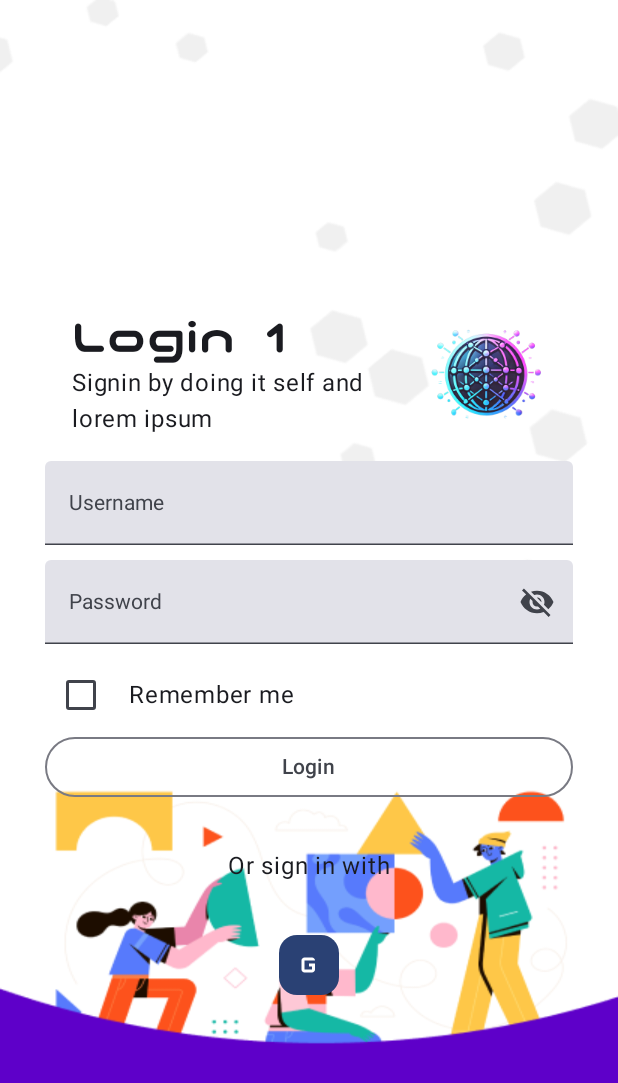
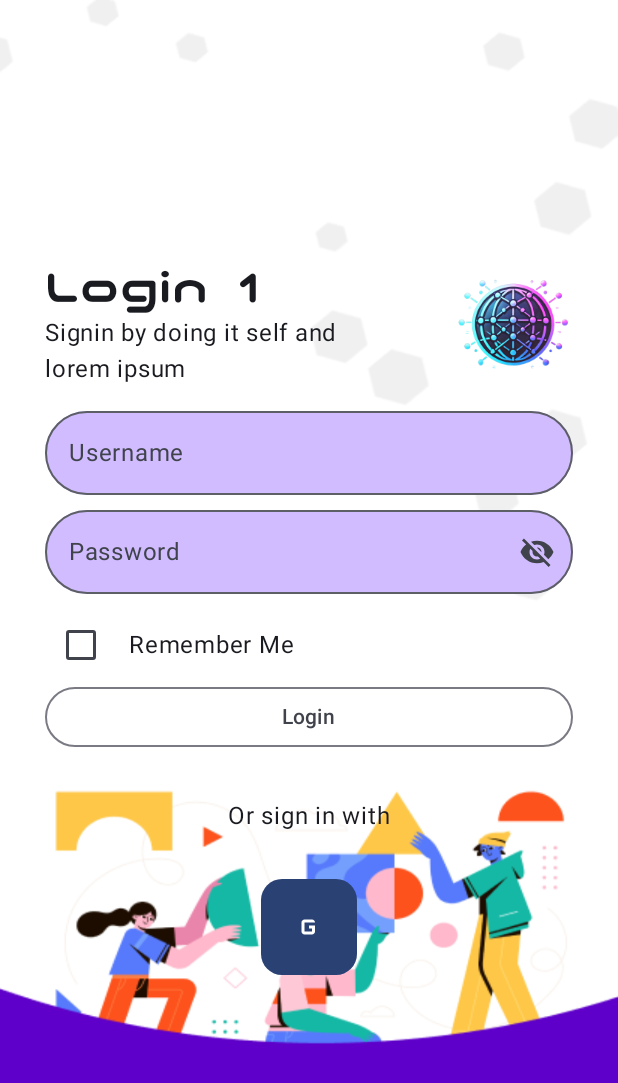
Before and after one commit to alramdhan/EssentialCode, an Android app built with Jetpack Compose: the screen it shows after launch (MainActivity), on a phone screen of 412 x 824 dp. Shown: the top 1083 px of the screen. Run offline under Robolectric (Android 15) with nearby library versions, the light colour scheme and no system bars; our stand-ins replace Dagger/Hilt's generated code, Firebase (no records; nobody signed in at launch, a user with empty details on screens opened directly); 4 statements that could not run were skipped.

Commit message:
update sign in view

```diff
--- a/app/build.gradle.kts
+++ b/app/build.gradle.kts
@@ -55,7 +55,7 @@ android {
 
 dependencies {
     // firebase
-    implementation(platform("com.google.firebase:firebase-bom:34.3.0"))
+    implementation(platform(libs.firebase.bom))
     implementation(libs.firebase.auth.ktx)
 
     implementation(libs.androidx.core.ktx)
--- a/app/src/main/java/com/logixphere/essentialcode/ui/auth/AuthActivity.kt
+++ b/app/src/main/java/com/logixphere/essentialcode/ui/auth/AuthActivity.kt
@@ -13,6 +13,7 @@ import androidx.compose.foundation.layout.fillMaxSize
 import androidx.compose.foundation.layout.fillMaxWidth
 import androidx.compose.foundation.layout.height
 import androidx.compose.foundation.layout.padding
+import androidx.compose.foundation.layout.size
 import androidx.compose.foundation.layout.width
 import androidx.compose.foundation.shape.RoundedCornerShape
 import androidx.compose.foundation.text.KeyboardOptions
@@ -71,7 +72,9 @@ private fun LoginScreen(viewModel: AuthViewModel) {
     Surface(
         modifier = Modifier.fillMaxSize()
     ) {
-        Box {
+        Box(
+            modifier = Modifier.fillMaxSize()
+        ) {
             Image(
                 modifier = Modifier.fillMaxSize(),
                 painter = painterResource(R.drawable.bg_login),
@@ -88,12 +91,11 @@ private fun LoginScreen(viewModel: AuthViewModel) {
                     verticalArrangement = Arrangement.Center,
                     modifier = Modifier
                         .fillMaxWidth()
-                        .padding(top = 50.dp)
                         .padding(horizontal = 30.dp),
                 ) {
                     Row(
                         modifier = Modifier.fillMaxWidth(),
-                        horizontalArrangement = Arrangement.Center,
+                        horizontalArrangement = Arrangement.SpaceBetween,
                         verticalAlignment = Alignment.CenterVertically,
                         content = {
                             Column(modifier = Modifier.width(ScreenUtil.getScreenWidth(.5f))) {
@@ -134,7 +136,7 @@ private fun LoginScreen(viewModel: AuthViewModel) {
                         onValueChange = { viewModel.onEvent(LoginEvent.UserPWDChanged(it)) },
                         label = "Password",
                         isError = loginState.userPwdError,
-                        visualTransformation = if (loginState.pwdFieldVisibility) VisualTransformation.None else PasswordVisualTransformation(),
+                        visualTransformation = if (!loginState.pwdFieldVisibility) VisualTransformation.None else PasswordVisualTransformation(),
                         trailingIcon = {
                             val image = if (loginState.pwdFieldVisibility)
                                 Icons.Rounded.Visibility
@@ -165,7 +167,7 @@ private fun LoginScreen(viewModel: AuthViewModel) {
                             }
                         )
                         Spacer(modifier = Modifier.width(8.dp))
-                        Text("Remember me")
+                        Text("Remember Me")
                     }
                     OutlinedButton(
                         modifier = Modifier
@@ -182,7 +184,8 @@ private fun LoginScreen(viewModel: AuthViewModel) {
                         onClick = {
 
                         },
-                        shape = RoundedCornerShape(12.dp)
+                        shape = RoundedCornerShape(14.dp),
+                        modifier = Modifier.size(64.dp)
                     ) {
                         Icon(Icons.Default.GMobiledata, "google")
                     }
--- a/app/src/main/java/com/logixphere/essentialcode/utils/LPWidgets.kt
+++ b/app/src/main/java/com/logixphere/essentialcode/utils/LPWidgets.kt
@@ -5,8 +5,11 @@ import androidx.compose.foundation.background
 import androidx.compose.foundation.border
 import androidx.compose.foundation.layout.fillMaxWidth
 import androidx.compose.foundation.layout.padding
+import androidx.compose.foundation.shape.CircleShape
 import androidx.compose.foundation.text.BasicTextField
 import androidx.compose.foundation.text.KeyboardOptions
+import androidx.compose.material3.OutlinedTextField
+import androidx.compose.material3.OutlinedTextFieldDefaults
 import androidx.compose.material3.Text
 import androidx.compose.material3.TextField
 import androidx.compose.material3.TextFieldDefaults
@@ -17,6 +20,8 @@ import androidx.compose.ui.text.TextStyle
 import androidx.compose.ui.text.input.PasswordVisualTransformation
 import androidx.compose.ui.text.input.VisualTransformation
 import androidx.compose.ui.unit.dp
+import com.logixphere.essentialcode.ui.theme.Purple40
+import com.logixphere.essentialcode.ui.theme.Purple80
 
 @Composable
 fun LPTextField(
@@ -29,21 +34,29 @@ fun LPTextField(
     trailingIcon: @Composable (() -> Unit)? = null,
     keyboardOptions: KeyboardOptions = KeyboardOptions.Default
 ) {
-    TextField(
+    OutlinedTextField(
         value = value,
         onValueChange = onValueChange,
+//        label = { Text(label!!) },
         modifier = Modifier
             .fillMaxWidth()
             .padding(0.dp),
+        colors = OutlinedTextFieldDefaults.colors(
+            focusedContainerColor = Purple80,
+            unfocusedContainerColor = Purple80,
+            focusedTextColor = Purple40,
+            unfocusedTextColor = Color.Gray,
+            disabledBorderColor = Color.LightGray,
+            errorBorderColor = Color.Red,
+        ),
         enabled = true,
         isError = isError,
-        label = if(label != null) {
-            { Text(label, style = TextStyle.Default.copy(background = Color.Transparent)) }
-        } else null,
+        placeholder = { Text(label ?: "Form") },
         supportingText = supportingText,
         singleLine = true,
         visualTransformation = visualTransformation,
         trailingIcon = trailingIcon,
+        shape = CircleShape,
         keyboardOptions = keyboardOptions,
     )
 }
--- a/gradle/libs.versions.toml
+++ b/gradle/libs.versions.toml
@@ -1,5 +1,6 @@
 [versions]
 agp = "8.7.3"
+firebaseBom = "34.3.0"
 firebaseKtx = "23.2.1"
 kotlin = "2.0.0"
 coreKtx = "1.10.1"
@@ -22,6 +23,7 @@ googleService = "4.4.3"
 
 [libraries]
 androidx-core-ktx = { group = "androidx.core", name = "core-ktx", version.ref = "coreKtx" }
+firebase-bom = { module = "com.google.firebase:firebase-bom", version.ref = "firebaseBom" }
 junit = { group = "junit", name = "junit", version.ref = "junit" }
 androidx-junit = { group = "androidx.test.ext", name = "junit", version.ref = "junitVersion" }
 androidx-espresso-core = { group = "androidx.test.espresso", name = "espresso-core", version.ref = "espressoCore" }
```
